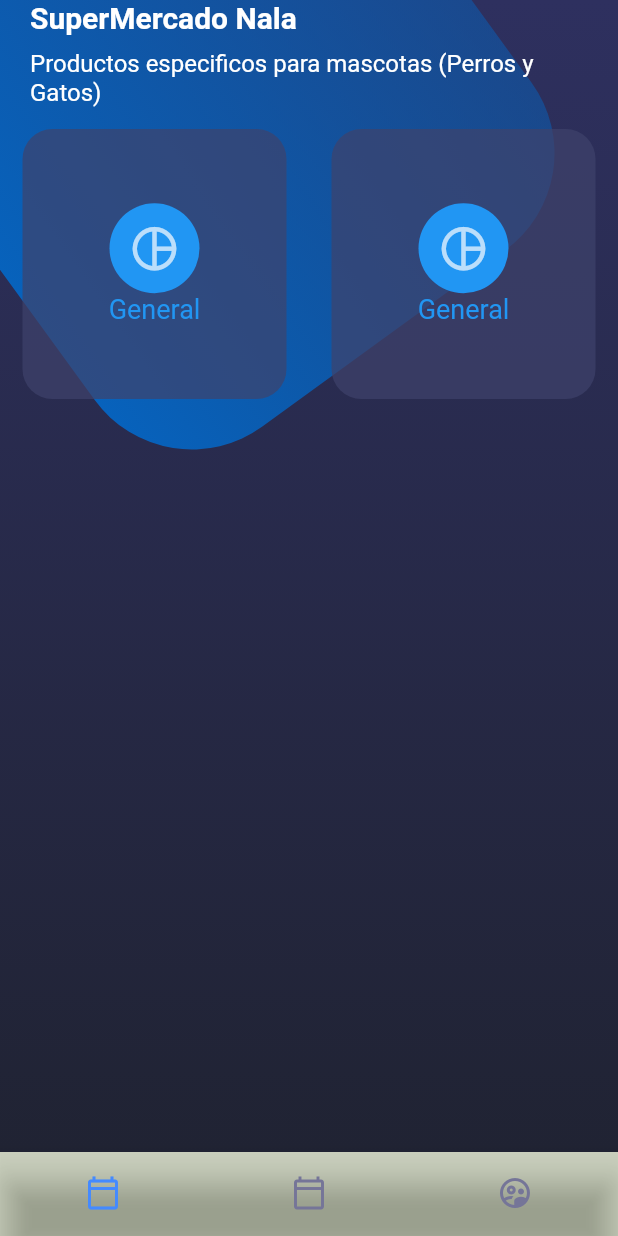
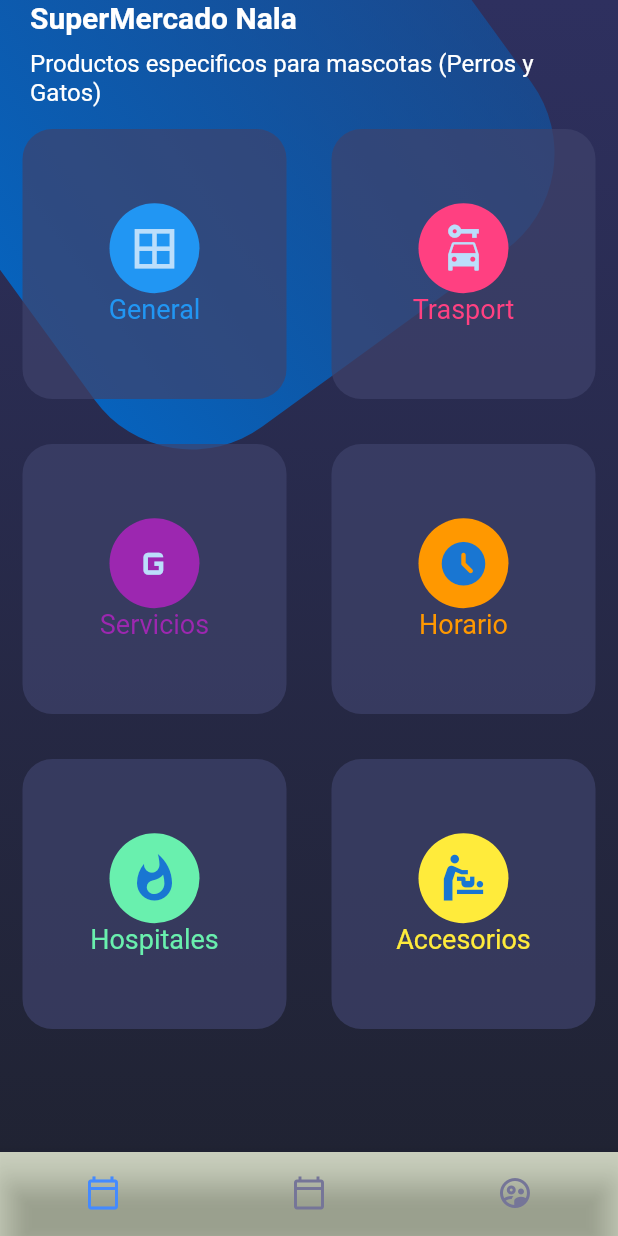
Before and after one commit to Viqui-Alaro/Flutter_disenos, a Flutter app: the screen it shows after launch, on a phone screen of 412 x 824 dp. Run offline on Flutter 3.47's test engine with Material 2 defaults, Android fonts, the phone set to English and light mode, and no system bars.

Commit message:
Implementacion de card segunda parte se dio forma a las tarjeta

```diff
--- a/lib/widgets/card_table.dart
+++ b/lib/widgets/card_table.dart
@@ -10,8 +10,20 @@ class CardTable extends StatelessWidget {
       children: [
         TableRow(
           children: [
-            _SingleCard(),
-            _SingleCard()
+            _SingleCard(color: Colors.blue,icon: Icons.border_all,text: 'General',),
+            _SingleCard(color: Colors.pinkAccent,icon: Icons.car_rental,text: 'Trasport')
+            ]
+        ),
+         TableRow(
+          children: [
+            _SingleCard(color: Colors.purple,icon: Icons.g_mobiledata_outlined,text: 'Servicios',),
+            _SingleCard(color: Colors.orange,icon: Icons.access_time_filled_rounded,text: 'Horario')
+            ]
+        ),
+         TableRow(
+          children: [
+            _SingleCard(color: Colors.greenAccent,icon: Icons.whatshot,text: 'Hospitales',),
+            _SingleCard(color: Colors.yellow,icon: Icons.baby_changing_station_outlined,text: 'Accesorios')
             ]
         )
       ],
@@ -21,6 +33,16 @@ class CardTable extends StatelessWidget {
 
 
 class _SingleCard extends StatelessWidget {
+
+  final IconData icon;
+  final Color color;
+  final String text;
+
+  const _SingleCard({Key? key,
+  required this.icon,
+  required this.color,
+  required this.text}) : super(key: key);
+
 
   @override
   Widget build(BuildContext context) {
@@ -35,11 +57,11 @@ class _SingleCard extends StatelessWidget {
         mainAxisAlignment: MainAxisAlignment.center,
         children: [
           CircleAvatar(
-            backgroundColor: Colors.blue,
-            child: Icon(Icons.pie_chart_outline_sharp,size: 35,),
+            backgroundColor: this.color,
+            child: Icon(this.icon,size: 35,),
             radius: 30,
           ),
-          Text('General',style: TextStyle(color: Colors.blue,fontSize: 18))
+          Text(this.text,style: TextStyle(color: this.color,fontSize: 18))
         ],
       ),
     );
```
